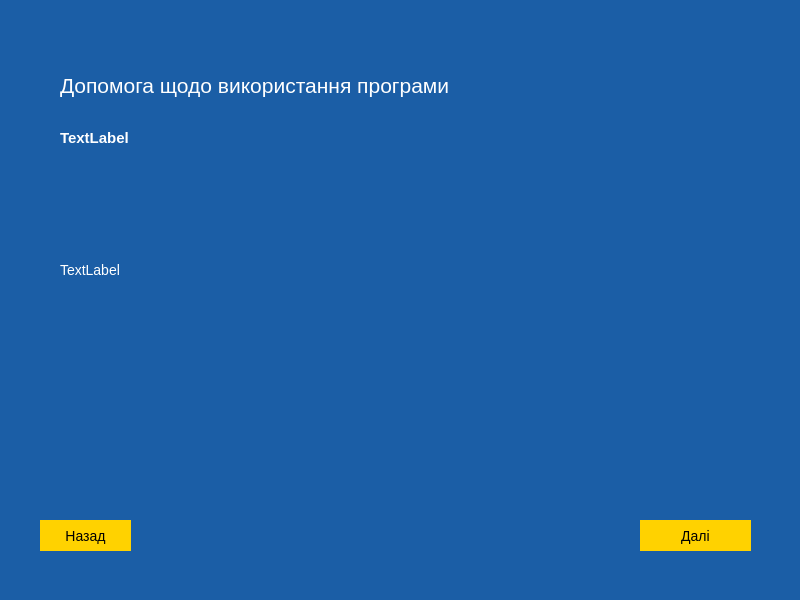
Above: helpwindow.ui from admiralbub/oop_course_2020 before the change. Below: the same form after it.
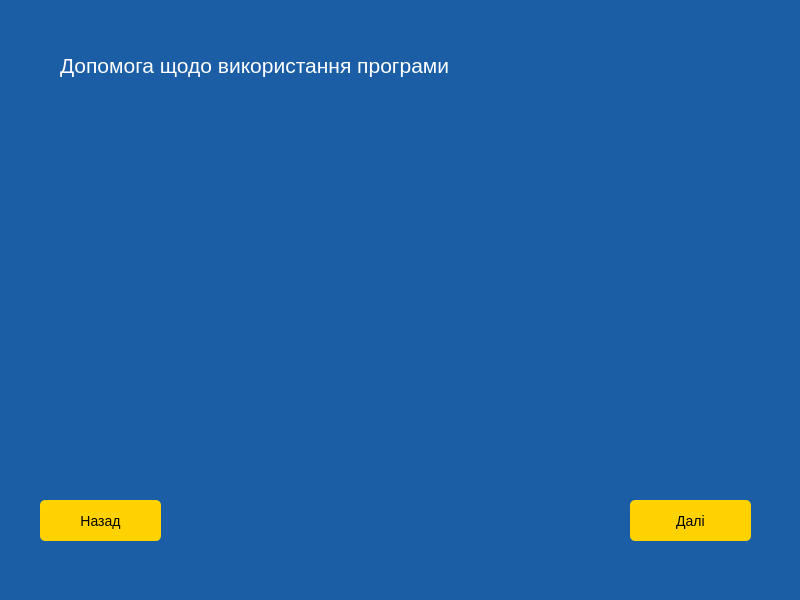
That is the form after the change.

```diff
--- a/helpwindow.ui
+++ b/helpwindow.ui
@@ -23,15 +23,15 @@
     <property name="geometry">
      <rect>
       <x>40</x>
-      <y>520</y>
-      <width>91</width>
-      <height>31</height>
+      <y>500</y>
+      <width>121</width>
+      <height>41</height>
      </rect>
     </property>
     <property name="styleSheet">
      <string notr="true">#pushButton {
    color:#000;
-   border-radius:20px;
+   border-radius:5px;
    background:#FFD200;
    font-size:14px;
    cursor:pointer;
@@ -49,7 +49,7 @@
     <property name="geometry">
      <rect>
       <x>60</x>
-      <y>70</y>
+      <y>50</y>
       <width>431</width>
       <height>31</height>
      </rect>
@@ -64,16 +64,16 @@
    <widget class="QPushButton" name="pushButton_further">
     <property name="geometry">
      <rect>
-      <x>640</x>
-      <y>520</y>
-      <width>111</width>
-      <height>31</height>
+      <x>630</x>
+      <y>500</y>
+      <width>121</width>
+      <height>41</height>
      </rect>
     </property>
     <property name="styleSheet">
      <string notr="true">#pushButton_further {
    color:#000;
-   border-radius:20px;
+   border-radius:5px;
    background:#FFD200;
    font-size:14px;
    cursor:pointer;
@@ -87,62 +87,6 @@
      <string>Далі</string>
     </property>
    </widget>
-   <widget class="QLabel" name="label_heading">
-    <property name="geometry">
-     <rect>
-      <x>60</x>
-      <y>130</y>
-      <width>571</width>
-      <height>16</height>
-     </rect>
-    </property>
-    <property name="styleSheet">
-     <string notr="true">font-size:15px;
-font-weight:600;
-</string>
-    </property>
-    <property name="text">
-     <string>TextLabel</string>
-    </property>
-   </widget>
-   <widget class="QLabel" name="label_text">
-    <property name="geometry">
-     <rect>
-      <x>60</x>
-      <y>170</y>
-      <width>674</width>
-      <height>200</height>
-     </rect>
-    </property>
-    <property name="tabletTracking">
-     <bool>false</bool>
-    </property>
-    <property name="acceptDrops">
-     <bool>false</bool>
-    </property>
-    <property name="layoutDirection">
-     <enum>Qt::LeftToRight</enum>
-    </property>
-    <property name="styleSheet">
-     <string notr="true">font-size:14px;
-line-height:10px;</string>
-    </property>
-    <property name="text">
-     <string>TextLabel</string>
-    </property>
-    <property name="textFormat">
-     <enum>Qt::PlainText</enum>
-    </property>
-    <property name="scaledContents">
-     <bool>false</bool>
-    </property>
-    <property name="wordWrap">
-     <bool>false</bool>
-    </property>
-    <property name="openExternalLinks">
-     <bool>true</bool>
-    </property>
-   </widget>
   </widget>
   <widget class="QMenuBar" name="menubar">
    <property name="geometry">
```
